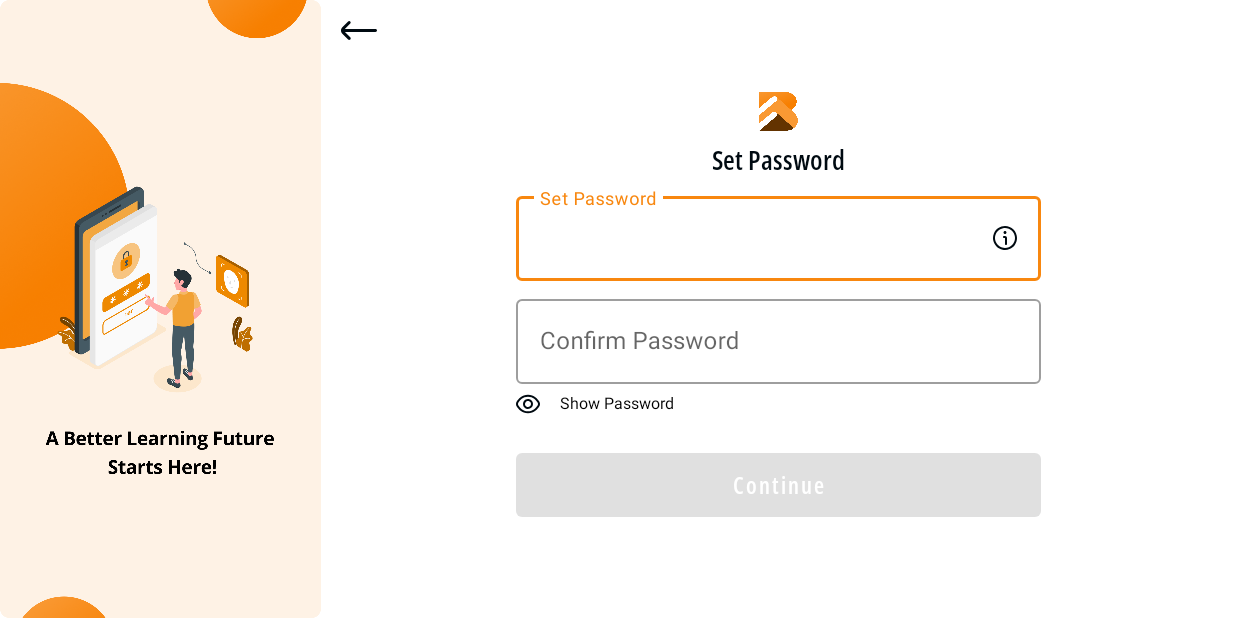
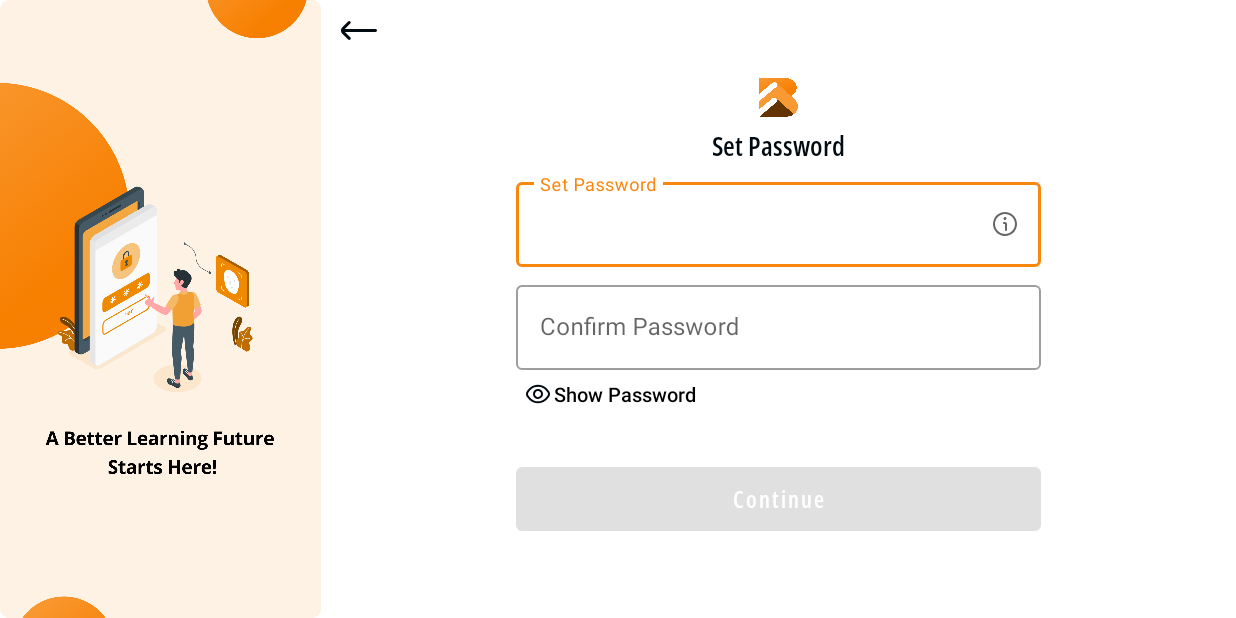
Before and after one commit to jayaprasad356/breathe4school, an Android app: the SetPasswordActivity screen opened directly, with no data from a screen before it, on a phone screen of 824 x 412 dp (held sideways). Run offline under Robolectric (Android 15) with nearby library versions, the phone set to English and light mode, and no system bars; our stand-ins replace data binding, sdp/ssp sizes.

Commit message:
Design Correction

```diff
--- a/app/src/main/res/layout/activity_set_password.xml
+++ b/app/src/main/res/layout/activity_set_password.xml
@@ -90,6 +90,8 @@
                 android:layout_marginHorizontal="@dimen/_100sdp"
                 android:layout_marginBottom="@dimen/_5sdp"
                 android:hint="@string/set_password"
+                app:endIconMode="custom"
+                app:endIconDrawable="@drawable/ic_info"
                 >
 
                 <com.google.android.material.textfield.TextInputEditText
@@ -97,7 +99,6 @@
                     android:layout_width="match_parent"
                     android:layout_height="wrap_content"
                     android:inputType="textPassword"
-                    android:drawableEnd="@drawable/ic_info"
                     >
 
                 </com.google.android.material.textfield.TextInputEditText>
@@ -129,16 +130,19 @@
 
 
             <TextView
+                android:id="@+id/tvShowPass"
                 android:layout_width="match_parent"
                 android:layout_height="wrap_content"
                 android:layout_marginHorizontal="@dimen/_100sdp"
-                android:layout_marginVertical="@dimen/_4sdp"
                 android:text="@string/show_password"
                 android:drawableStart="@drawable/ic_password_eye"
-                android:drawablePadding="@dimen/_10sdp"
+                android:drawablePadding="@dimen/_2sdp"
                 android:textColor="@color/black"
-                android:textSize="@dimen/_8sdp"
-
+                android:enabled="true"
+                android:fontFamily="sans-serif-medium"
+                android:textSize="@dimen/_10sdp"
+                android:padding="@dimen/_5sdp"
+                android:layout_marginBottom="@dimen/_10sdp"
                 />
 
 
@@ -171,6 +175,7 @@
                     android:text="@string/minimum_8_characters"
                     android:textSize="@dimen/_10sdp"
                     android:fontFamily="sans-serif"
+                    android:textColor="@color/black"
                     />
 
                 <TextView
@@ -180,6 +185,8 @@
                     android:layout_height="wrap_content"
                     android:text="@string/one_uppercase_character"
                     android:textSize="@dimen/_10sdp"
+                    android:textColor="@color/black"
+
                     />
 
 
@@ -192,6 +199,8 @@
                 android:layout_marginHorizontal="@dimen/_100sdp"
                 android:weightSum="2"
                 android:layout_marginBottom="@dimen/_4sdp"
+                android:textColor="@color/black"
+
                 >
 
 
@@ -202,6 +211,8 @@
                     android:layout_height="wrap_content"
                     android:text="@string/one_special_character"
                     android:textSize="@dimen/_10sdp"
+                    android:textColor="@color/black"
+
                     />
 
                 <TextView
@@ -211,6 +222,8 @@
                     android:layout_height="wrap_content"
                     android:text="@string/one_lowercase_character"
                     android:textSize="@dimen/_10sdp"
+                    android:textColor="@color/black"
+
                     />
 
 
@@ -233,6 +246,8 @@
                     android:layout_height="wrap_content"
                     android:text="@string/one_number"
                     android:textSize="@dimen/_10sdp"
+                    android:textColor="@color/black"
+
                     />
 
                 <TextView
--- a/app/src/main/res/values/strings.xml
+++ b/app/src/main/res/values/strings.xml
@@ -14,6 +14,7 @@
     <string name="set_password">Set Password</string>
     <string name="confirm_password">Confirm Password</string>
     <string name="show_password">Show Password</string>
+    <string name="hide_password">Hide Password</string>
     <string name="minimum_8_characters">\u2022 minimum 8 characters</string>
     <string name="one_uppercase_character">\u2022 one uppercase character</string>
     <string name="one_special_character">\u2022 one special character</string>
```
Also changed, not shown: app/src/main/java/com/app/b4s/view/Register/SetPasswordActivity.java (+54 -6 lines), app/src/main/res/layout/activity_registration.xml (+5 -4 lines).
